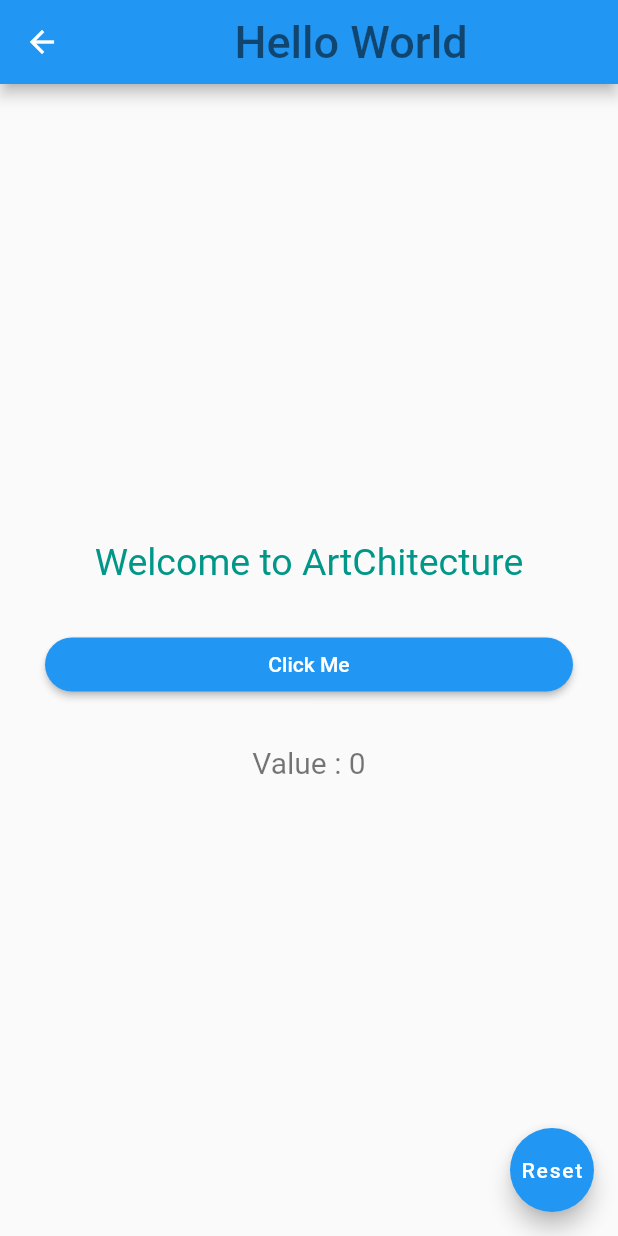
After one commit to ismailkaygisiz/ArtChitecture, a Flutter app: the HomePageUI screen opened directly, on a phone screen of 412 x 824 dp. The commit adds this screen. Run offline on Flutter 3.47's test engine with Material 2 defaults, Android fonts, the phone set to English and light mode, and no system bars; our stand-ins replace shared_preferences; missing offline and left inert: encrypt, jwt_decode, reflectable, signalr_netcore; accounts and stored records are empty; statements that could not run were skipped.

Commit message:
HomePageUI Added, LoginUI and RegisterUI Deleted from Flutter, Local Changes

```diff
--- a/FlutterUI/flutter_ui/lib/core/interceptors/authInterceptor.dart
+++ b/FlutterUI/flutter_ui/lib/core/interceptors/authInterceptor.dart
@@ -1,6 +1,6 @@
 import 'dart:io';
 import 'package:encrypt/encrypt.dart';
-import 'package:flutter_ui/core/environments/environment.development.dart';
+import 'package:flutter_ui/environments/environment.development.dart';
 import 'package:flutter_ui/core/services/cryptoService.dart';
 import 'package:flutter_ui/core/utilities/service.dart';
 import 'package:flutter_ui/environments/api.dart';
@@ -45,5 +45,3 @@ class AuthInterceptor extends http.BaseClient {
     return token;
   }
 }
-
-var httpClient = AuthInterceptor();
--- a/FlutterUI/flutter_ui/lib/core/services/languageService.dart
+++ b/FlutterUI/flutter_ui/lib/core/services/languageService.dart
@@ -1,5 +1,3 @@
-import 'dart:convert';
-
 import 'package:flutter_ui/core/interceptors/authInterceptor.dart';
 import 'package:flutter_ui/core/models/deleteModel.dart';
 import 'package:flutter_ui/core/models/language/languageAddModel.dart';
@@ -7,6 +5,7 @@ import 'package:flutter_ui/core/models/language/languageModel.dart';
 import 'package:flutter_ui/core/models/response/listResponseModel.dart';
 import 'package:flutter_ui/core/models/response/responseModel.dart';
 import 'package:flutter_ui/core/models/response/singleResponseModel.dart';
+import 'package:flutter_ui/core/utilities/dependencyResolver.dart';
 import 'package:flutter_ui/core/utilities/service.dart';
 import 'package:flutter_ui/core/utilities/serviceRepository.dart';
 import 'package:flutter_ui/environments/api.dart';
--- a/FlutterUI/flutter_ui/lib/core/services/operationClaimService.dart
+++ b/FlutterUI/flutter_ui/lib/core/services/operationClaimService.dart
@@ -6,6 +6,7 @@ import 'package:flutter_ui/core/models/operationClaim/operationClaimModel.dart';
 import 'package:flutter_ui/core/models/response/listResponseModel.dart';
 import 'package:flutter_ui/core/models/response/responseModel.dart';
 import 'package:flutter_ui/core/models/response/singleResponseModel.dart';
+import 'package:flutter_ui/core/utilities/dependencyResolver.dart';
 import 'package:flutter_ui/core/utilities/service.dart';
 import 'package:flutter_ui/core/utilities/serviceRepository.dart';
 import 'package:flutter_ui/environments/api.dart';
--- a/FlutterUI/flutter_ui/lib/core/services/translateService.dart
+++ b/FlutterUI/flutter_ui/lib/core/services/translateService.dart
@@ -8,6 +8,7 @@ import 'package:flutter_ui/core/models/response/responseModel.dart';
 import 'package:flutter_ui/core/models/response/singleResponseModel.dart';
 import 'package:flutter_ui/core/models/translate/translateAddModel.dart';
 import 'package:flutter_ui/core/models/translate/translateModel.dart';
+import 'package:flutter_ui/core/utilities/dependencyResolver.dart';
 import 'package:flutter_ui/core/utilities/service.dart';
 import 'package:flutter_ui/core/utilities/serviceRepository.dart';
 import 'package:flutter_ui/environments/api.dart';
--- a/FlutterUI/flutter_ui/lib/core/services/userOperationClaimService.dart
+++ b/FlutterUI/flutter_ui/lib/core/services/userOperationClaimService.dart
@@ -7,6 +7,7 @@ import 'package:flutter_ui/core/models/response/responseModel.dart';
 import 'package:flutter_ui/core/models/response/singleResponseModel.dart';
 import 'package:flutter_ui/core/models/userOperationClaim/userOperationClaimAddModel.dart';
 import 'package:flutter_ui/core/models/userOperationClaim/userOperationClaimModel.dart';
+import 'package:flutter_ui/core/utilities/dependencyResolver.dart';
 import 'package:flutter_ui/core/utilities/service.dart';
 import 'package:flutter_ui/core/utilities/serviceRepository.dart';
 import 'package:flutter_ui/environments/api.dart';
--- a/FlutterUI/flutter_ui/lib/core/services/userService.dart
+++ b/FlutterUI/flutter_ui/lib/core/services/userService.dart
@@ -1,5 +1,3 @@
-import 'dart:convert';
-import 'package:flutter_ui/core/interceptors/authInterceptor.dart';
 import 'package:flutter_ui/core/models/deleteModel.dart';
 import 'package:flutter_ui/core/models/operationClaim/operationClaimDetailsModel.dart';
 import 'package:flutter_ui/core/models/response/listResponseModel.dart';
@@ -7,6 +5,7 @@ import 'package:flutter_ui/core/models/response/responseModel.dart';
 import 'package:flutter_ui/core/models/response/singleResponseModel.dart';
 import 'package:flutter_ui/core/models/user/userAddModel.dart';
 import 'package:flutter_ui/core/models/user/userModel.dart';
+import 'package:flutter_ui/core/utilities/dependencyResolver.dart';
 import 'package:flutter_ui/core/utilities/serviceRepository.dart';
 import 'package:flutter_ui/environments/api.dart';
 import '../utilities/service.dart';
--- a/FlutterUI/flutter_ui/lib/core/utilities/dependencyResolver.dart
+++ b/FlutterUI/flutter_ui/lib/core/utilities/dependencyResolver.dart
@@ -1,3 +1,4 @@
+import 'package:flutter_ui/core/interceptors/authInterceptor.dart';
 import 'package:flutter_ui/core/services/authService.dart';
 import 'package:flutter_ui/core/services/cryptoService.dart';
 import 'package:flutter_ui/core/services/languageService.dart';
@@ -10,6 +11,7 @@ import 'package:flutter_ui/core/services/userOperationClaimService.dart';
 import 'package:flutter_ui/core/services/userService.dart';
 import 'package:flutter_ui/core/services/validationService.dart';
 
+final AuthInterceptor httpClient = AuthInterceptor();
 final AuthService authService = AuthService();
 final CryptoService cryptoService = CryptoService();
 final LanguageService languageService = LanguageService();
--- a/FlutterUI/flutter_ui/lib/core/utilities/serviceRepository.dart
+++ b/FlutterUI/flutter_ui/lib/core/utilities/serviceRepository.dart
@@ -1,5 +1,4 @@
 import 'package:flutter_ui/core/models/deleteModel.dart';
-import 'package:flutter_ui/core/models/operationClaim/operationClaimAddModel.dart';
 import 'package:flutter_ui/core/models/response/listResponseModel.dart';
 import 'package:flutter_ui/core/models/response/responseModel.dart';
 import 'package:flutter_ui/core/models/response/singleResponseModel.dart';
--- a/FlutterUI/flutter_ui/lib/environments/api.dart
+++ b/FlutterUI/flutter_ui/lib/environments/api.dart
@@ -2,6 +2,6 @@ const String API_URL =
     "https://192.168.1.35:5001/api/"; // Your IP Address for Development
 const String IMAGE_URL =
     "https://192.168.1.35:5001/"; // Your IP Address for Development
-const String KEY = "put32charactershereeeeeeeeeeeee!";
-const String TOKEN = "1234567890123456";
+const String KEY = "put32charactershereeeeeeeeeeeee!"; // 32 char
+const String TOKEN = "1234567890123456"; // 16 char
 Map TRANSLATES = Map();
--- a/FlutterUI/flutter_ui/lib/core/environments/environment.development.dart
+++ b/FlutterUI/flutter_ui/lib/environments/environment.development.dart
@@ -1,6 +1,6 @@
 import 'dart:io';
 
-class DevHttpOverrides extends HttpOverrides {
+class CustomHttpOverrides extends HttpOverrides {
   @override
   HttpClient createHttpClient(SecurityContext context) {
     return super.createHttpClient(context)
@@ -11,6 +11,6 @@ class DevHttpOverrides extends HttpOverrides {
 
 class EnvironmentDev {
   EnvironmentDev() {
-    HttpOverrides.global = new DevHttpOverrides();
+    HttpOverrides.global = CustomHttpOverrides();
   }
 }
--- a/FlutterUI/flutter_ui/lib/core/pages/auth/register/registerComponent.dart
+++ b/FlutterUI/flutter_ui/lib/pages/main/homePage/homePageComponent.dart
@@ -1,6 +1,6 @@
 import 'package:flutter_ui/core/utilities/component.dart';
 
-class RegisterComponent implements Component {
+class HomePageComponent implements Component {
   @override
   void whenComplete() {
     // TODO: implement whenComplete
--- /dev/null
+++ b/FlutterUI/flutter_ui/lib/pages/main/homePage/homePageUI.dart
@@ -0,0 +1,94 @@
+import 'package:flutter/material.dart';
+import 'package:flutter_ui/pages/main/homePage/homePageComponent.dart';
+
+class HomePageUI extends StatefulWidget {
+  const HomePageUI({Key key}) : super(key: key);
+
+  @override
+  _HomePageUIState createState() => _HomePageUIState();
+}
+
+class _HomePageUIState extends State<HomePageUI> with HomePageComponent {
+  int value = 0;
+
+  @override
+  Widget build(BuildContext context) {
+    return Scaffold(
+      appBar: AppBar(
+        title: Center(
+          child: Text(
+            "Hello World",
+            style: TextStyle(
+              color: Colors.black54,
+              fontSize: 30,
+            ),
+          ),
+        ),
+      ),
+      body: SafeArea(
+        child: Center(
+          child: Column(
+            mainAxisAlignment: MainAxisAlignment.center,
+            children: [
+              Text(
+                "Welcome to ArtChitecture",
+                style: TextStyle(
+                  color: Colors.teal,
+                  fontSize: 25,
+                ),
+              ),
+              Row(
+                children: [
+                  Expanded(
+                    child: Padding(
+                      padding: const EdgeInsets.all(30.0),
+                      child: ElevatedButton(
+                        onPressed: _handleTextButton,
+                        child: Text("Click Me"),
+                        style: ButtonStyle(
+                          shape:
+                              MaterialStateProperty.all<RoundedRectangleBorder>(
+                            RoundedRectangleBorder(
+                              borderRadius: BorderRadius.circular(18.0),
+                            ),
+                          ),
+                        ),
+                      ),
+                    ),
+                  ),
+                ],
+              ),
+              Text(
+                "Value : $value",
+                style: TextStyle(color: Colors.black54, fontSize: 20),
+              ),
+            ],
+          ),
+        ),
+      ),
+      floatingActionButton: FloatingActionButton(
+        onPressed: _handleFloatingActionButton,
+        child: Text(
+          "Reset",
+        ),
+      ),
+    );
+  }
+
+  void _handleTextButton() {
+    setState(() {
+      value++;
+    });
+  }
+
+  void _handleFloatingActionButton() {
+    setState(() {
+      value = 0;
+    });
+  }
+
+  @override
+  void whenComplete() {
+    setState(() {});
+  }
+}
```
Also changed, not shown: FlutterUI/flutter_ui/lib/core/pages/auth/login/loginComponent.dart (deleted, +0 -26 lines), FlutterUI/flutter_ui/lib/core/pages/auth/login/loginUI.dart (deleted, +0 -40 lines), FlutterUI/flutter_ui/lib/core/pages/auth/register/registerUI.dart (deleted, +0 -24 lines), FlutterUI/flutter_ui/lib/main.dart (+3 -8 lines).
